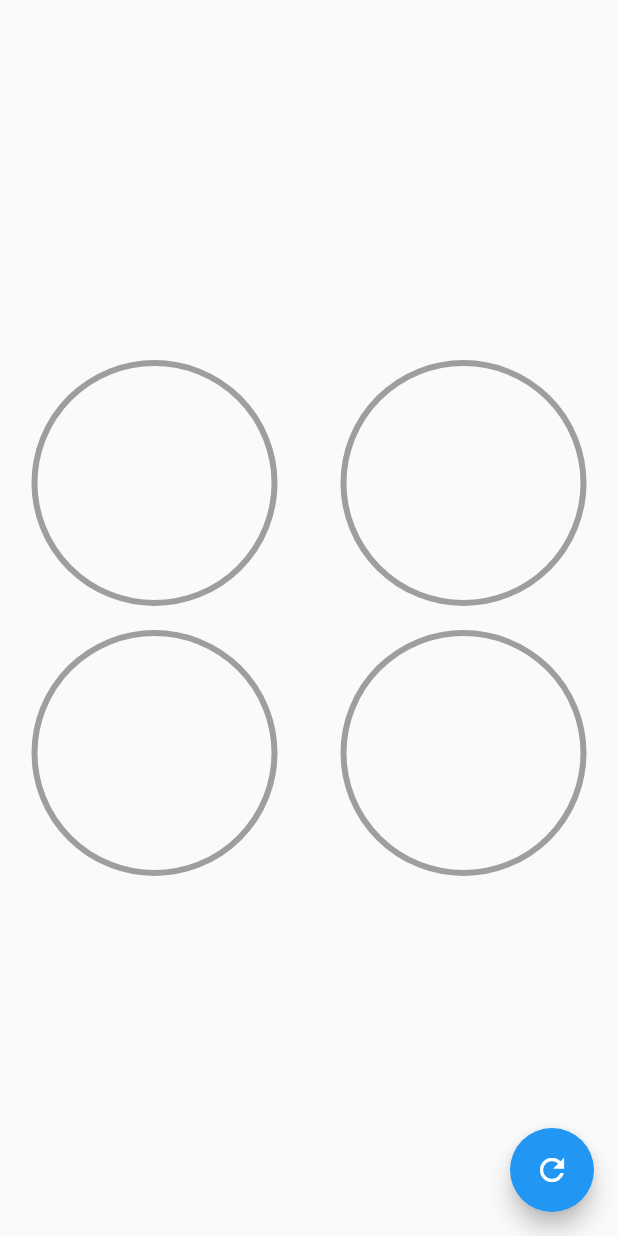
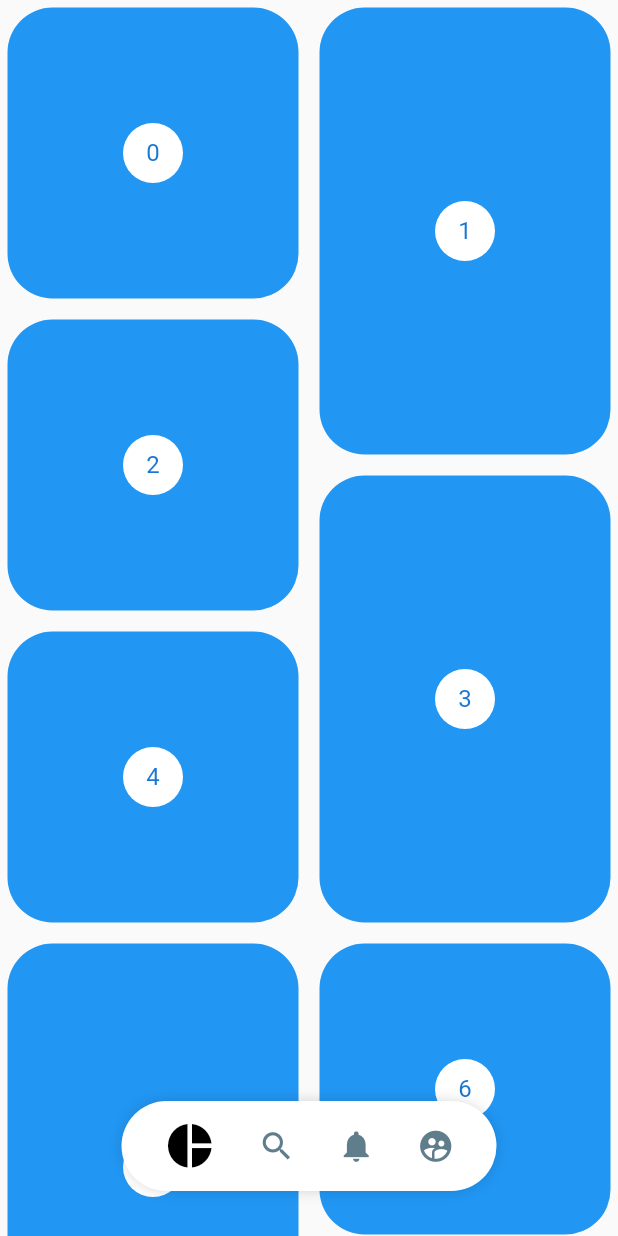
Before and after one commit to MarioAGtzC/Intermediate_Flutter, a Flutter app: the screen it shows after launch, on a phone screen of 412 x 824 dp. Run offline on Flutter 3.47's test engine with Material 2 defaults, Android fonts, the phone set to English and light mode, and no system bars.

Commit message:
End of section 6

```diff
--- a/disenos_app/lib/main.dart
+++ b/disenos_app/lib/main.dart
@@ -1,9 +1,10 @@
-import 'package:disenos_app/src/pages/graficas_circulares_page.dart';
 import 'package:flutter/material.dart';
 
+import 'package:disenos_app/src/pages/pinterest_page.dart';
 // import 'package:disenos_app/src/pages/headers_page.dart';
 // import 'package:disenos_app/src/pages/animaciones_page.dart';
 // import 'package:disenos_app/src/retos/cuadrado_animado_page.dart';
+// import 'package:disenos_app/src/pages/graficas_circulares_page.dart';
 
 void main() => runApp(MyApp());
 
@@ -13,7 +14,7 @@ class MyApp extends StatelessWidget {
     return MaterialApp(
       debugShowCheckedModeBanner: false,
       title: 'Diseños App',
-      home: GraficasCircularesPage()
+      home: PinterestPage()
     );
   }
 }
--- /dev/null
+++ b/disenos_app/lib/src/pages/pinterest_page.dart
@@ -0,0 +1,143 @@
+import 'package:flutter/material.dart';
+import 'package:provider/provider.dart';
+import 'package:flutter_staggered_grid_view/flutter_staggered_grid_view.dart';
+
+import 'package:disenos_app/src/widgets/pinterest_menu.dart';
+
+class PinterestPage extends StatelessWidget {
+
+  @override
+  Widget build(BuildContext context) {
+    return ChangeNotifierProvider(
+      create: (_) => new _MenuModel(),
+      child: Scaffold(
+        body: Stack(
+          children: <Widget>[
+            PinterestGrid(),
+            _PinterestMenuLocation(),
+          ],
+        )
+      ),
+    );
+  }
+}
+
+class _PinterestMenuLocation extends StatelessWidget {
+  @override
+  Widget build(BuildContext context) {
+    final width = MediaQuery.of(context).size.width;
+
+    final mostrar = Provider.of<_MenuModel>(context).mostrar;
+
+    return Positioned(
+      bottom: 30,
+      child: Container(
+        width: width,
+        child: Align(
+          child: PinterestMenu(
+            mostrar: mostrar,
+            // backgroundColor: Colors.red,
+            // activeColor: Colors.red,
+            // inactiveColor: Colors.blue,
+            items: [
+              PinterestButton(
+                icon: Icons.pie_chart,
+                onPressed: (){print('Icon pie_chart');}
+              ),
+              PinterestButton(
+                icon: Icons.search,
+                onPressed: (){print('Icon search');}
+              ),
+              PinterestButton(
+                icon: Icons.notifications,
+                onPressed: (){print('Icon notifications');}
+              ),
+              PinterestButton(
+                icon: Icons.supervised_user_circle,
+                onPressed: (){print('Icon supervised_user_circle');}
+              ),
+            ],
+          )
+        )
+      )
+    );
+  }
+}
+
+class PinterestGrid extends StatefulWidget {
+  @override
+  _PinterestGridState createState() => _PinterestGridState();
+}
+
+class _PinterestGridState extends State<PinterestGrid> {
+  final List<int> items = List.generate(200, (index) => index);
+  ScrollController controller = new ScrollController();
+  double scrollAnterior = 0;
+
+  @override
+  void initState() {
+    controller.addListener(() {
+      if(controller.offset > scrollAnterior && controller.offset > 150) {
+        Provider.of<_MenuModel>(context, listen: false).mostrar = false;
+      } else {
+        Provider.of<_MenuModel>(context, listen: false).mostrar = true;
+      }
+      scrollAnterior = controller.offset;
+    });
+    super.initState();
+  }
+
+  @override
+  void dispose() {
+    controller.dispose();
+    super.dispose();
+  }
+
+  @override
+  Widget build(BuildContext context) {
+    return new StaggeredGridView.countBuilder(
+      controller: controller,
+      crossAxisCount: 4,
+      itemCount: items.length,
+      itemBuilder: (BuildContext context, int index) => _PinterestItem(index),
+      staggeredTileBuilder: (int index) =>
+          new StaggeredTile.count(2, index.isEven ? 2 : 3),
+      mainAxisSpacing: 4.0,
+      crossAxisSpacing: 4.0,
+    );
+  }
+}
+
+class _PinterestItem extends StatelessWidget {
+  final int index;
+
+  _PinterestItem(this.index);
+
+  @override
+  Widget build(BuildContext context) {
+    return new Container(
+      margin: EdgeInsets.all(5),
+      decoration: BoxDecoration(
+        color: Colors.blue,
+        borderRadius: BorderRadius.circular(30)
+      ),
+      child: new Center(
+        child: new CircleAvatar(
+          backgroundColor: Colors.white,
+          child: new Text('$index'),
+        ),
+      )
+    );
+  }
+}
+
+class _MenuModel with ChangeNotifier {
+  bool _mostrar = true;
+
+  bool get mostrar => this._mostrar;
+
+  set mostrar(bool valor) {
+    this._mostrar = valor;
+    notifyListeners();
+  }
+}
--- /dev/null
+++ b/disenos_app/lib/src/widgets/pinterest_menu.dart
@@ -0,0 +1,160 @@
+import 'package:flutter/material.dart';
+import 'package:provider/provider.dart';
+
+class PinterestButton {
+  final Function onPressed;
+  final IconData icon;
+
+  PinterestButton({
+    @required this.onPressed,
+    @required this.icon
+  });
+}
+
+class PinterestMenu extends StatelessWidget {
+  final bool mostrar;
+  final Color backgroundColor;
+  final Color activeColor;
+  final Color inactiveColor;
+  final List<PinterestButton> items;
+
+  PinterestMenu({
+    this.mostrar = true,
+    this.backgroundColor = Colors.white,
+    this.activeColor = Colors.black,
+    this.inactiveColor = Colors.blueGrey,
+    @required this.items
+  });
+
+  // final List<PinterestButton> items = [
+  //   PinterestButton(
+  //     icon: Icons.pie_chart,
+  //     onPressed: (){print('Icon pie_chart');}
+  //   ),
+  //   PinterestButton(
+  //     icon: Icons.search,
+  //     onPressed: (){print('Icon search');}
+  //   ),
+  //   PinterestButton(
+  //     icon: Icons.notifications,
+  //     onPressed: (){print('Icon notifications');}
+  //   ),
+  //   PinterestButton(
+  //     icon: Icons.supervised_user_circle,
+  //     onPressed: (){print('Icon supervised_user_circle');}
+  //   ),
+  // ];
+
+  @override
+  Widget build(BuildContext context) {
+    return ChangeNotifierProvider(
+      create: (_) => new _MenuModel(),
+      child: AnimatedOpacity(
+        duration: Duration(milliseconds: 250),
+        opacity: (mostrar) ? 1 : 0,
+        child: Builder(
+          builder: (BuildContext context) {
+            Provider.of<_MenuModel>(context).backgroundColor = this.backgroundColor;
+            Provider.of<_MenuModel>(context).activeColor = this.activeColor;
+            Provider.of<_MenuModel>(context).inactiveColor = this.inactiveColor;
+
+            return _PinterestMenuBackground(
+              child: _MenuItems(items),
+            );
+          }
+        )
+      ),
+    );
+  }
+}
+
+class _PinterestMenuBackground extends StatelessWidget {
+  final Widget child;
+
+  _PinterestMenuBackground({@required this.child});
+
+  @override
+  Widget build(BuildContext context) {
+    Color backgroundColor = Provider.of<_MenuModel>(context).backgroundColor;
+
+    return Container(
+      child: child,
+      width: 250,
+      height: 60,
+      decoration: BoxDecoration(
+        color: backgroundColor,
+        borderRadius: BorderRadius.all(Radius.circular(100)),
+        boxShadow: <BoxShadow>[
+          BoxShadow(
+            color: Colors.black38,
+            blurRadius: 10,
+            spreadRadius: -5
+          )
+        ]
+      ),
+    );
+  }
+}
+
+class _MenuItems extends StatelessWidget {
+  final List<PinterestButton> menuItems;
+
+  _MenuItems(this.menuItems);
+
+  @override
+  Widget build(BuildContext context) {
+    return Row(
+      mainAxisAlignment: MainAxisAlignment.spaceEvenly,
+      children: List.generate(
+        menuItems.length,
+        (index) => _PinterestMenuButton(index, menuItems[index])
+      )
+    );
+  }
+}
+
+class _PinterestMenuButton extends StatelessWidget {
+  final int index;
+  final PinterestButton item;
+
+  const _PinterestMenuButton(
+    this.index,
+    this.item
+  );
+
+  @override
+  Widget build(BuildContext context) {
+    final itemSeleccionado = Provider.of<_MenuModel>(context).itemSeleccionado;
+
+    final menuMkodel = Provider.of<_MenuModel>(context);
+
+    return GestureDetector(
+      onTap: () {
+        Provider.of<_MenuModel>(context, listen: false).itemSeleccionado = index;
+        item.onPressed();
+      },
+      behavior: HitTestBehavior.translucent,
+      child: Container(
+        child: Icon(
+          item.icon,
+          size: (itemSeleccionado == index) ? 35 : 25,
+          color: (itemSeleccionado == index) ? menuMkodel.activeColor : menuMkodel.inactiveColor,
+        ),
+      ),
+    );
+  }
+}
+
+class _MenuModel with ChangeNotifier {
+  int _itemSeleccionado = 0;
+  Color backgroundColor = Colors.white;
+  Color activeColor = Colors.black;
+  Color inactiveColor = Colors.blueGrey;
+
+  int get itemSeleccionado => this._itemSeleccionado;
+
+  set itemSeleccionado(int index) {
+    this._itemSeleccionado = index;
+    notifyListeners();
+  }
+}
--- a/disenos_app/pubspec.yaml
+++ b/disenos_app/pubspec.yaml
@@ -28,6 +28,8 @@ dependencies:
   # The following adds the Cupertino Icons font to your application.
   # Use with the CupertinoIcons class for iOS style icons.
   cupertino_icons: ^0.1.3
+  provider: ^4.3.2+2
+  flutter_staggered_grid_view: ^0.3.2
 
 dev_dependencies:
   flutter_test:
```
Also changed, not shown: disenos_app/pubspec.lock.
